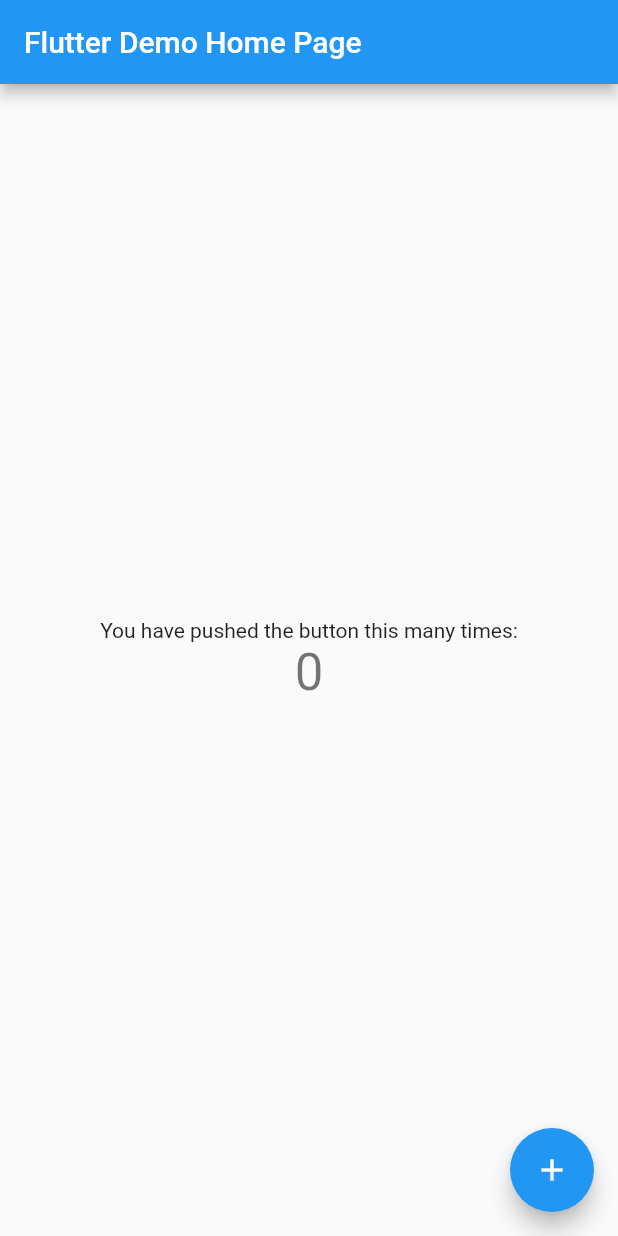
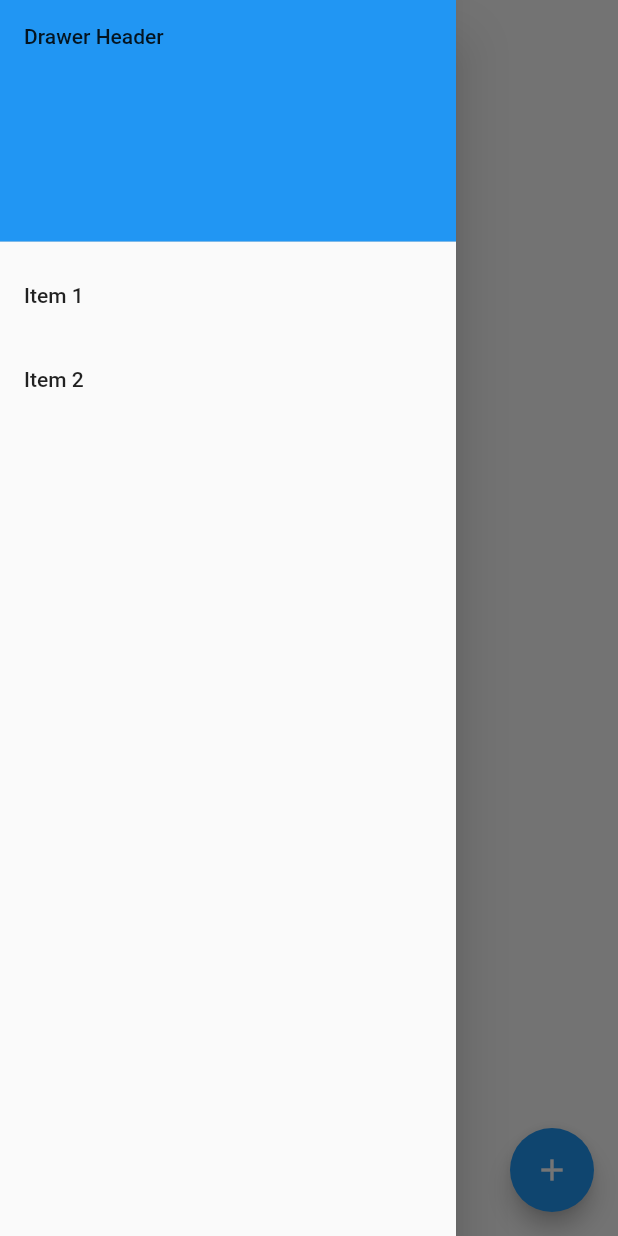
Before and after one commit to AlabasterAxe/responsive_tips, a Flutter app: the screen it shows after launch, with the side drawer open (before the commit the screen has no drawer), on a phone screen of 412 x 824 dp. Run offline on Flutter 3.47's test engine with Material 2 defaults, Android fonts, the phone set to English and light mode, and no system bars.

Commit message:
working on a list-detail view

```diff
--- a/lib/main.dart
+++ b/lib/main.dart
@@ -5,21 +5,11 @@
 }
 
 class MyApp extends StatelessWidget {
-  // This widget is the root of your application.
   @override
   Widget build(BuildContext context) {
     return MaterialApp(
       title: 'Flutter Demo',
       theme: ThemeData(
-        // This is the theme of your application.
-        //
-        // Try running your application with "flutter run". You'll see the
-        // application has a blue toolbar. Then, without quitting the app, try
-        // changing the primarySwatch below to Colors.green and then invoke
-        // "hot reload" (press "r" in the console where you ran "flutter run",
-        // or simply save your changes to "hot reload" in a Flutter IDE).
-        // Notice that the counter didn't reset back to zero; the application
-        // is not restarted.
         primarySwatch: Colors.blue,
       ),
       home: MyHomePage(title: 'Flutter Demo Home Page'),
@@ -30,84 +20,132 @@
 class MyHomePage extends StatefulWidget {
   MyHomePage({Key? key, required this.title}) : super(key: key);
 
-  // This widget is the home page of your application. It is stateful, meaning
-  // that it has a State object (defined below) that contains fields that affect
-  // how it looks.
-
-  // This class is the configuration for the state. It holds the values (in this
-  // case the title) provided by the parent (in this case the App widget) and
-  // used by the build method of the State. Fields in a Widget subclass are
-  // always marked "final".
-
   final String title;
 
   @override
   _MyHomePageState createState() => _MyHomePageState();
 }
 
+class Item {
+  final String title;
+  final String body;
+  const Item({required this.title, required this.body});
+}
+
+const ITEMS_1 = [
+  const Item(title: "Blarh", body: "You know it!"),
+  const Item(
+      title: "I'm a little teapot",
+      body: "Short and predisposed to shattering!"),
+];
+
+const ITEMS_2 = [
+  const Item(title: "Otherness", body: "Uncanny similarities!"),
+  const Item(
+      title: "I'm a little dog",
+      body: "Short and predisposed to bark bark bark bark!"),
+];
+
 class _MyHomePageState extends State<MyHomePage> {
   int _counter = 0;
 
   void _incrementCounter() {
     setState(() {
-      // This call to setState tells the Flutter framework that something has
-      // changed in this State, which causes it to rerun the build method below
-      // so that the display can reflect the updated values. If we changed
-      // _counter without calling setState(), then the build method would not be
-      // called again, and so nothing would appear to happen.
       _counter++;
     });
   }
 
+  Widget _getDrawerContents() {
+    return ListView(
+      padding: EdgeInsets.zero,
+      children: <Widget>[
+        DrawerHeader(
+          decoration: BoxDecoration(
+            color: Colors.blue,
+          ),
+          child: Text('Drawer Header'),
+        ),
+        ListTile(
+          title: Text('Item 1'),
+          onTap: () {
+            Navigator.pop(context);
+          },
+        ),
+        ListTile(
+          title: Text('Item 2'),
+          onTap: () {
+            Navigator.pop(context);
+          },
+        ),
+      ],
+    );
+  }
+
+  Widget _getListView(List<Item> items) {
+    List<Widget> widgets = items
+        .map((Item i) => ListTile(
+              title: Text(i.title),
+              onTap: () {
+                Navigator.pop(context);
+              },
+            ))
+        .toList();
+
+    return ListView(
+      padding: EdgeInsets.zero,
+      children: widgets,
+    );
+  }
+
   @override
   Widget build(BuildContext context) {
-    // This method is rerun every time setState is called, for instance as done
-    // by the _incrementCounter method above.
-    //
-    // The Flutter framework has been optimized to make rerunning build methods
-    // fast, so that you can just rebuild anything that needs updating rather
-    // than having to individually change instances of widgets.
+    Size screenSize = MediaQuery.of(context).size;
+
+    List<Widget> bodyChildren = [
+      Expanded(
+        child: _getListView(ITEMS_1),
+      ),
+    ];
+
+    print(screenSize);
+    if (screenSize.width > 500) {
+      bodyChildren.add(
+        Expanded(
+          child: Center(
+              child: Container(
+            color: Colors.blue,
+            child: Text("Detail", style: TextStyle(fontSize: 72)),
+            width: 200,
+            height: 200,
+          )),
+        ),
+      );
+    }
+
+    if (screenSize.width > 800) {
+      bodyChildren.insert(
+          0,
+          Container(
+            width: 300,
+            child: _getDrawerContents(),
+          ));
+    }
+
     return Scaffold(
-      appBar: AppBar(
-        // Here we take the value from the MyHomePage object that was created by
-        // the App.build method, and use it to set our appbar title.
-        title: Text(widget.title),
-      ),
-      body: Center(
-        // Center is a layout widget. It takes a single child and positions it
-        // in the middle of the parent.
-        child: Column(
-          // Column is also a layout widget. It takes a list of children and
-          // arranges them vertically. By default, it sizes itself to fit its
-          // children horizontally, and tries to be as tall as its parent.
-          //
-          // Invoke "debug painting" (press "p" in the console, choose the
-          // "Toggle Debug Paint" action from the Flutter Inspector in Android
-          // Studio, or the "Toggle Debug Paint" command in Visual Studio Code)
-          // to see the wireframe for each widget.
-          //
-          // Column has various properties to control how it sizes itself and
-          // how it positions its children. Here we use mainAxisAlignment to
-          // center the children vertically; the main axis here is the vertical
-          // axis because Columns are vertical (the cross axis would be
-          // horizontal).
-          mainAxisAlignment: MainAxisAlignment.center,
-          children: <Widget>[
-            Text(
-              'You have pushed the button this many times:',
+      appBar: screenSize.width > 400
+          ? null
+          : AppBar(
+              title: Text(widget.title),
             ),
-            Text(
-              '$_counter',
-              style: Theme.of(context).textTheme.headline4,
-            ),
-          ],
-        ),
+      body: Row(
+        children: bodyChildren,
       ),
       floatingActionButton: FloatingActionButton(
         onPressed: _incrementCounter,
         tooltip: 'Increment',
         child: Icon(Icons.add),
       ), // This trailing comma makes auto-formatting nicer for build methods.
+      drawer: Drawer(child: _getDrawerContents()),
     );
   }
 }
```
